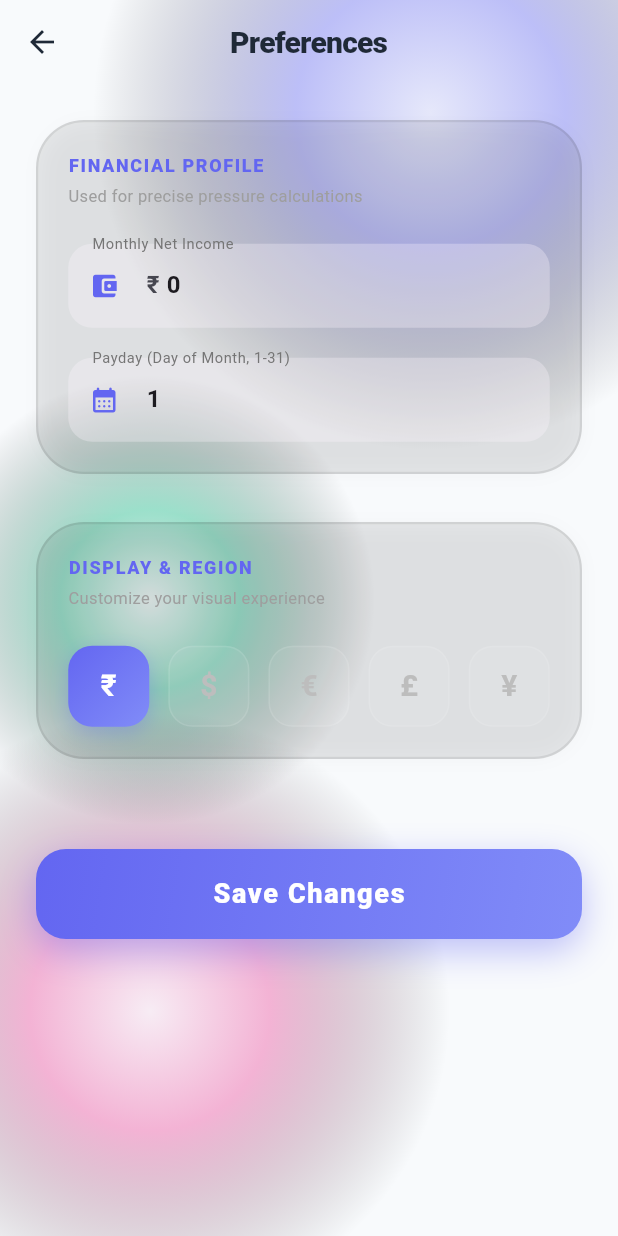
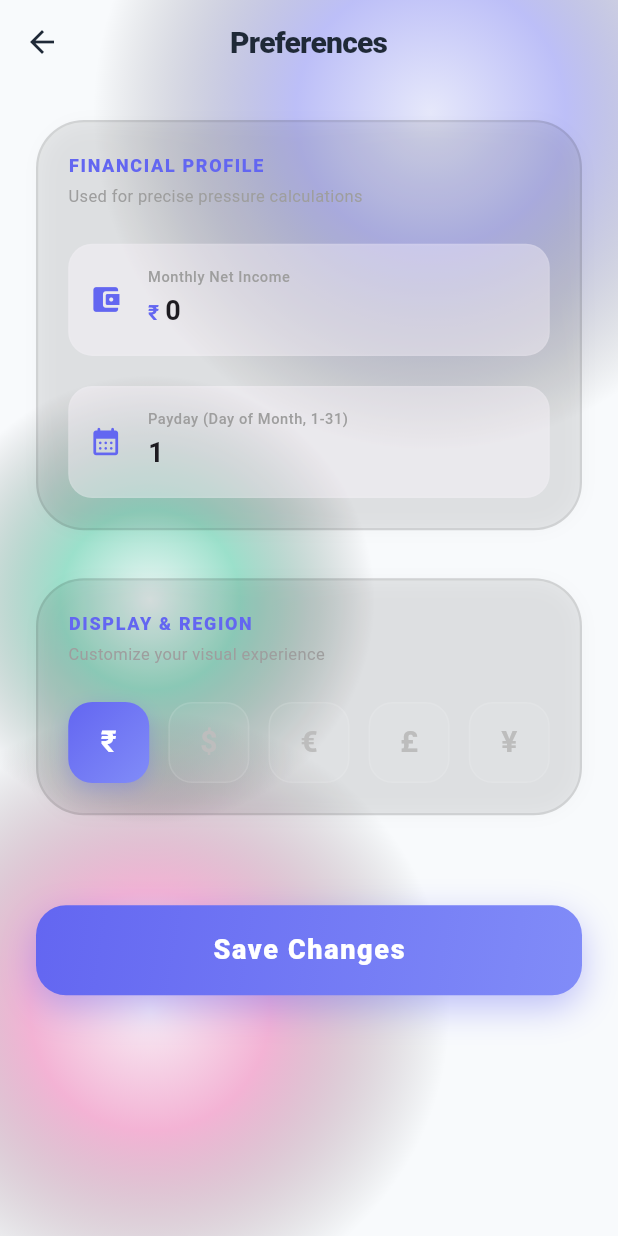
Before and after one commit to bantirathodtech/duedo, a Flutter app: the SettingsScreen screen opened directly, on a phone screen of 412 x 824 dp. Run offline on Flutter 3.47's test engine with Material 3 defaults, Android fonts, the phone set to English and light mode, and no system bars; our stand-ins replace drift, fl_chart, flutter_local_notifications, flutter_riverpod, google_fonts, lottie and 3 more; accounts and stored records are empty; generated files the repository leaves out were written again; network calls fail.

Commit message:
fix: enable settings navigation and improve earnings input UX

```diff
--- a/lib/ui/screens/settings_screen.dart
+++ b/lib/ui/screens/settings_screen.dart
@@ -140,19 +140,29 @@ class _SettingsScreenState extends ConsumerState<SettingsScreen> {
   }
 
   Widget _buildTextField({required TextEditingController controller, required String label, String? prefixText, IconData? icon}) {
-    return TextField(
-      controller: controller,
-      keyboardType: TextInputType.number,
-      style: const TextStyle(fontSize: 16, fontWeight: FontWeight.bold),
-      decoration: InputDecoration(
-        labelText: label,
-        labelStyle: TextStyle(color: Colors.grey.shade600, fontSize: 13),
-        prefixText: prefixText,
-        prefixIcon: icon != null ? Icon(icon, color: AppTheme.primary, size: 20) : null,
-        filled: true,
-        fillColor: Theme.of(context).cardColor.withOpacity(0.3),
-        border: OutlineInputBorder(borderRadius: BorderRadius.circular(16), borderSide: BorderSide.none),
-        focusedBorder: OutlineInputBorder(borderRadius: BorderRadius.circular(16), borderSide: const BorderSide(color: AppTheme.primary, width: 1)),
+    return Container(
+      decoration: BoxDecoration(
+        color: Theme.of(context).cardColor.withOpacity(0.4),
+        borderRadius: BorderRadius.circular(16),
+        border: Border.all(color: Colors.white.withOpacity(0.05)),
+      ),
+      child: TextField(
+        controller: controller,
+        keyboardType: TextInputType.number,
+        style: const TextStyle(fontSize: 18, fontWeight: FontWeight.bold),
+        decoration: InputDecoration(
+          labelText: label,
+          labelStyle: TextStyle(color: Colors.grey.shade500, fontSize: 13, fontWeight: FontWeight.w500),
+          prefixText: prefixText,
+          prefixStyle: const TextStyle(color: AppTheme.primary, fontWeight: FontWeight.bold),
+          prefixIcon: icon != null ? Icon(icon, color: AppTheme.primary, size: 22) : null,
+          contentPadding: const EdgeInsets.symmetric(horizontal: 20, vertical: 16),
+          border: InputBorder.none,
+          focusedBorder: OutlineInputBorder(
+            borderRadius: BorderRadius.circular(16),
+            borderSide: const BorderSide(color: AppTheme.primary, width: 1.5),
+          ),
+        ),
       ),
     );
   }
```
Also changed, not shown: lib/ui/screens/home_screen.dart (+31 -0 lines).
